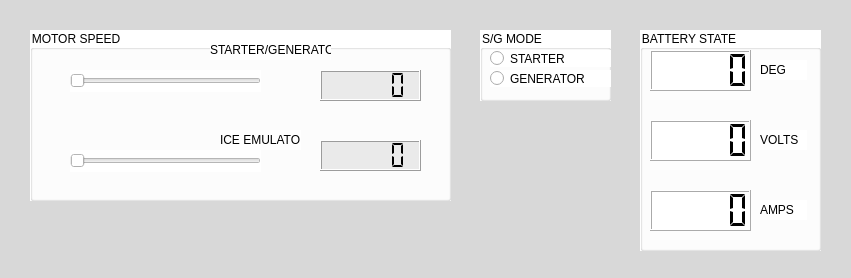
First picture: the form in 24-25 files/MOTOR_TEST_GUI.ui, repository rballentine25/WSU-HUAV-2425, before the edit.
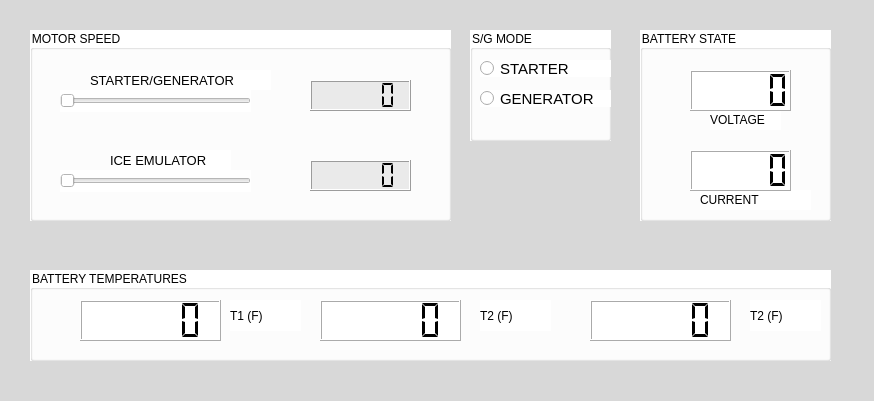
Second picture: the form after the edit.

Commit message: updating gui code for three probes, handler not included

```diff
--- a/24-25 files/MOTOR_TEST_GUI.ui
+++ b/24-25 files/MOTOR_TEST_GUI.ui
@@ -6,8 +6,8 @@
    <rect>
     <x>0</x>
     <y>0</y>
-    <width>851</width>
-    <height>278</height>
+    <width>874</width>
+    <height>401</height>
    </rect>
   </property>
   <property name="windowTitle">
@@ -21,8 +21,8 @@
     <rect>
      <x>640</x>
      <y>30</y>
-     <width>181</width>
-     <height>221</height>
+     <width>191</width>
+     <height>191</height>
     </rect>
    </property>
    <property name="styleSheet">
@@ -31,24 +31,11 @@
    <property name="title">
     <string>BATTERY STATE</string>
    </property>
-   <widget class="QLCDNumber" name="TEMP_READOUT">
-    <property name="geometry">
-     <rect>
-      <x>10</x>
-      <y>20</y>
-      <width>101</width>
-      <height>41</height>
-     </rect>
-    </property>
-    <property name="segmentStyle">
-     <enum>QLCDNumber::Flat</enum>
-    </property>
-   </widget>
    <widget class="QLCDNumber" name="VOLTAGE_READOUT">
     <property name="geometry">
      <rect>
-      <x>10</x>
-      <y>90</y>
+      <x>50</x>
+      <y>40</y>
       <width>101</width>
       <height>41</height>
      </rect>
@@ -60,8 +47,8 @@
    <widget class="QLCDNumber" name="CURRENT_READOUT">
     <property name="geometry">
      <rect>
-      <x>10</x>
-      <y>160</y>
+      <x>50</x>
+      <y>120</y>
       <width>101</width>
       <height>41</height>
      </rect>
@@ -70,53 +57,44 @@
      <enum>QLCDNumber::Flat</enum>
     </property>
    </widget>
-   <widget class="QLabel" name="TEMP_LABEL">
-    <property name="geometry">
-     <rect>
-      <x>120</x>
-      <y>30</y>
-      <width>47</width>
-      <height>20</height>
-     </rect>
-    </property>
-    <property name="text">
-     <string>DEG</string>
-    </property>
-   </widget>
    <widget class="QLabel" name="CURR_LABEL">
     <property name="geometry">
      <rect>
-      <x>120</x>
-      <y>170</y>
-      <width>47</width>
+      <x>60</x>
+      <y>160</y>
+      <width>111</width>
       <height>20</height>
      </rect>
     </property>
     <property name="text">
-     <string>AMPS</string>
+     <string>CURRENT</string>
     </property>
    </widget>
    <widget class="QLabel" name="VOLT_LABEL">
     <property name="geometry">
      <rect>
-      <x>120</x>
-      <y>100</y>
-      <width>47</width>
+      <x>70</x>
+      <y>80</y>
+      <width>71</width>
       <height>20</height>
      </rect>
     </property>
     <property name="text">
-     <string>VOLTS</string>
+     <string>VOLTAGE</string>
     </property>
    </widget>
+   <zorder>CURR_LABEL</zorder>
+   <zorder>VOLT_LABEL</zorder>
+   <zorder>VOLTAGE_READOUT</zorder>
+   <zorder>CURRENT_READOUT</zorder>
   </widget>
   <widget class="QGroupBox" name="MODE">
    <property name="geometry">
     <rect>
-     <x>480</x>
+     <x>470</x>
      <y>30</y>
-     <width>131</width>
-     <height>71</height>
+     <width>141</width>
+     <height>111</height>
     </rect>
    </property>
    <property name="styleSheet">
@@ -129,11 +107,16 @@
     <property name="geometry">
      <rect>
       <x>10</x>
-      <y>20</y>
+      <y>30</y>
       <width>131</width>
       <height>17</height>
      </rect>
     </property>
+    <property name="font">
+     <font>
+      <pointsize>11</pointsize>
+     </font>
+    </property>
     <property name="text">
      <string>STARTER</string>
     </property>
@@ -142,11 +125,16 @@
     <property name="geometry">
      <rect>
       <x>10</x>
-      <y>40</y>
+      <y>60</y>
       <width>131</width>
       <height>17</height>
      </rect>
     </property>
+    <property name="font">
+     <font>
+      <pointsize>11</pointsize>
+     </font>
+    </property>
     <property name="text">
      <string>GENERATOR</string>
     </property>
@@ -158,7 +146,7 @@
      <x>30</x>
      <y>30</y>
      <width>421</width>
-     <height>171</height>
+     <height>191</height>
     </rect>
    </property>
    <property name="styleSheet">
@@ -170,8 +158,8 @@
    <widget class="QSlider" name="STARTGEN">
     <property name="geometry">
      <rect>
-      <x>40</x>
-      <y>40</y>
+      <x>30</x>
+      <y>60</y>
       <width>191</width>
       <height>22</height>
      </rect>
@@ -190,8 +178,8 @@
    <widget class="QSlider" name="ICEEMULATOR">
     <property name="geometry">
      <rect>
-      <x>40</x>
-      <y>120</y>
+      <x>30</x>
+      <y>140</y>
       <width>191</width>
       <height>22</height>
      </rect>
@@ -206,12 +194,17 @@
    <widget class="QLabel" name="STARTGEN_LABEL">
     <property name="geometry">
      <rect>
-      <x>180</x>
-      <y>10</y>
-      <width>121</width>
+      <x>60</x>
+      <y>40</y>
+      <width>181</width>
       <height>20</height>
      </rect>
     </property>
+    <property name="font">
+     <font>
+      <pointsize>10</pointsize>
+     </font>
+    </property>
     <property name="text">
      <string>STARTER/GENERATOR</string>
     </property>
@@ -219,12 +212,17 @@
    <widget class="QLabel" name="icelabel">
     <property name="geometry">
      <rect>
-      <x>190</x>
-      <y>100</y>
-      <width>81</width>
+      <x>80</x>
+      <y>120</y>
+      <width>121</width>
       <height>20</height>
      </rect>
     </property>
+    <property name="font">
+     <font>
+      <pointsize>10</pointsize>
+     </font>
+    </property>
     <property name="text">
      <string>ICE EMULATOR</string>
     </property>
@@ -232,8 +230,8 @@
    <widget class="QLCDNumber" name="STARTGEN_READOUT">
     <property name="geometry">
      <rect>
-      <x>290</x>
-      <y>40</y>
+      <x>280</x>
+      <y>50</y>
       <width>101</width>
       <height>31</height>
      </rect>
@@ -262,8 +260,8 @@
    <widget class="QLCDNumber" name="ICE_READOUT">
     <property name="geometry">
      <rect>
-      <x>290</x>
-      <y>110</y>
+      <x>280</x>
+      <y>130</y>
       <width>101</width>
       <height>31</height>
      </rect>
@@ -280,6 +278,100 @@
     </property>
    </widget>
   </widget>
+  <widget class="QGroupBox" name="groupBox">
+   <property name="geometry">
+    <rect>
+     <x>30</x>
+     <y>270</y>
+     <width>801</width>
+     <height>91</height>
+    </rect>
+   </property>
+   <property name="styleSheet">
+    <string notr="true">background-color: rgb(255, 255, 255);</string>
+   </property>
+   <property name="title">
+    <string>BATTERY TEMPERATURES</string>
+   </property>
+   <widget class="QLCDNumber" name="TEMP_1">
+    <property name="geometry">
+     <rect>
+      <x>50</x>
+      <y>30</y>
+      <width>141</width>
+      <height>41</height>
+     </rect>
+    </property>
+    <property name="segmentStyle">
+     <enum>QLCDNumber::Flat</enum>
+    </property>
+   </widget>
+   <widget class="QLCDNumber" name="TEMP_2">
+    <property name="geometry">
+     <rect>
+      <x>290</x>
+      <y>30</y>
+      <width>141</width>
+      <height>41</height>
+     </rect>
+    </property>
+    <property name="segmentStyle">
+     <enum>QLCDNumber::Flat</enum>
+    </property>
+   </widget>
+   <widget class="QLCDNumber" name="TEMP_3">
+    <property name="geometry">
+     <rect>
+      <x>560</x>
+      <y>30</y>
+      <width>141</width>
+      <height>41</height>
+     </rect>
+    </property>
+    <property name="segmentStyle">
+     <enum>QLCDNumber::Flat</enum>
+    </property>
+   </widget>
+   <widget class="QLabel" name="VOLT_LABEL_2">
+    <property name="geometry">
+     <rect>
+      <x>200</x>
+      <y>30</y>
+      <width>71</width>
+      <height>31</height>
+     </rect>
+    </property>
+    <property name="text">
+     <string>T1 (F)</string>
+    </property>
+   </widget>
+   <widget class="QLabel" name="VOLT_LABEL_3">
+    <property name="geometry">
+     <rect>
+      <x>450</x>
+      <y>30</y>
+      <width>71</width>
+      <height>31</height>
+     </rect>
+    </property>
+    <property name="text">
+     <string>T2 (F)</string>
+    </property>
+   </widget>
+   <widget class="QLabel" name="VOLT_LABEL_4">
+    <property name="geometry">
+     <rect>
+      <x>720</x>
+      <y>30</y>
+      <width>71</width>
+      <height>31</height>
+     </rect>
+    </property>
+    <property name="text">
+     <string>T2 (F)</string>
+    </property>
+   </widget>
+  </widget>
  </widget>
  <resources/>
  <connections/>
```
The commit also changes 1 other file.
